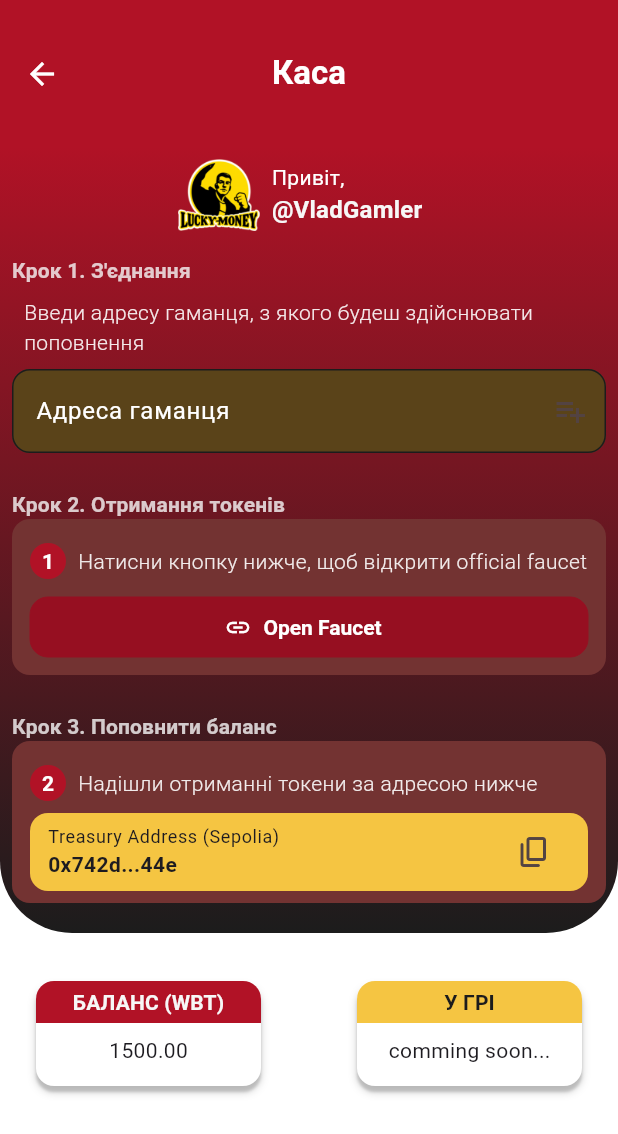
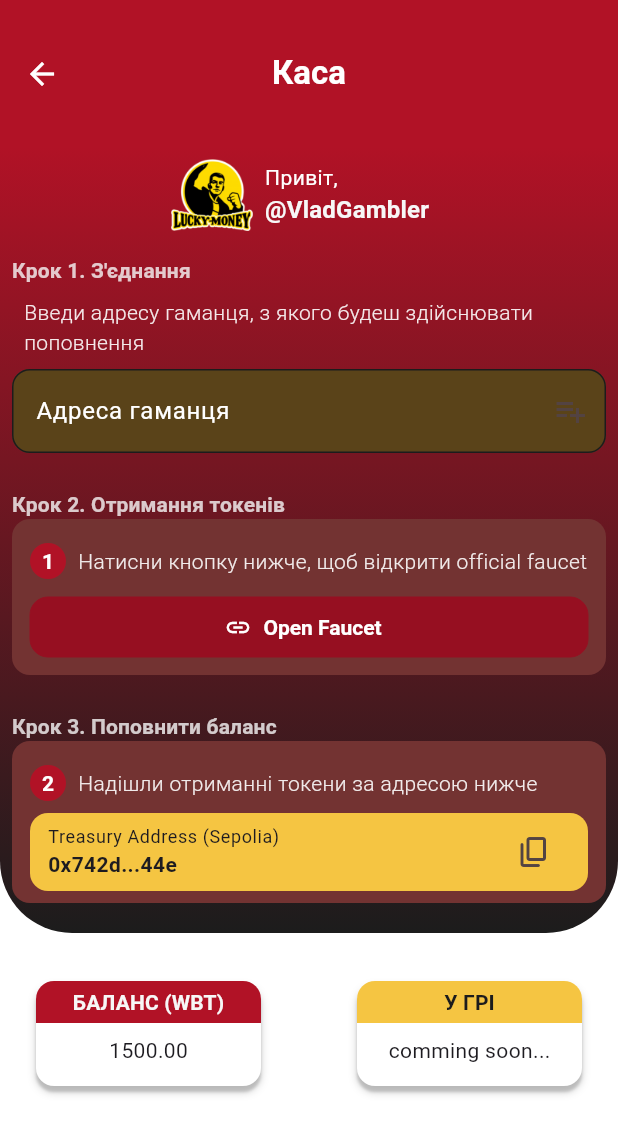
Before and after one commit to Vladus27/lucky-money-game, a Flutter app: the WalletScreen screen opened by its route, on a phone screen of 412 x 824 dp. Shown: the top 1134 px of the screen. Run offline on Flutter 3.47's test engine with Material 3 defaults, Android fonts, the phone set to English and light mode, and no system bars; our stand-ins replace animated_bottom_navigation_bar, flutter_riverpod, google_fonts.

Commit message:
import strings constant for all wallet sections

```diff
--- a/lucky_money_app/lib/features/wallet/widgets/wallet_address_input.dart
+++ b/lucky_money_app/lib/features/wallet/widgets/wallet_address_input.dart
@@ -1,7 +1,14 @@
 import 'package:flutter/material.dart';
+import 'package:lucky_money_app/common/constant/wallet_strings.dart';
 
 class WalletAddressInput extends StatefulWidget {
-  const WalletAddressInput({super.key});
+  const WalletAddressInput({
+    super.key,
+    required this.userAddressInputLabel,
+    required this.userAddressInputHint,
+  });
+  final String userAddressInputLabel;
+  final String userAddressInputHint;
 
   @override
   State<WalletAddressInput> createState() => _WalletAddressInputState();
@@ -23,8 +30,8 @@ class _WalletAddressInputState extends State<WalletAddressInput> {
       controller: _walletController,
       style: TextStyle(color: theme.colorScheme.onPrimary),
       decoration: InputDecoration(
-        hintText: 'oxdsf234...',
-        labelText: 'Адреса гаманця',
+        hintText: userAddressInputHint,
+        labelText: userAddressInputLabel,
 
         suffixIcon: IconButton(
           icon: const Icon(Icons.playlist_add_outlined),
--- a/lucky_money_app/lib/features/wallet/widgets/wallet_balance_card.dart
+++ b/lucky_money_app/lib/features/wallet/widgets/wallet_balance_card.dart
@@ -14,6 +14,7 @@ class WalletBalanceCard extends StatelessWidget {
   Widget build(BuildContext context) {
     final theme = Theme.of(context);
     final walletCopy = WalletSectionCopy.of(wallet);
+
     return Padding(
       padding: const EdgeInsets.symmetric(horizontal: 24.0),
       child: Row(
--- a/lucky_money_app/lib/features/wallet/widgets/wallet_faucet_block.dart
+++ b/lucky_money_app/lib/features/wallet/widgets/wallet_faucet_block.dart
@@ -1,7 +1,12 @@
 import 'package:flutter/material.dart';
 
 class WalletFaucetBlock extends StatelessWidget {
-  const WalletFaucetBlock({super.key, required this.openLink});
+  const WalletFaucetBlock({
+    super.key,
+    required this.faucetLabel,
+    required this.openLink,
+  });
+  final String faucetLabel;
   final void Function() openLink;
 
   @override
--- a/lucky_money_app/lib/features/wallet/widgets/wallet_first_step.dart
+++ b/lucky_money_app/lib/features/wallet/widgets/wallet_first_step.dart
@@ -1,4 +1,5 @@
 import 'package:flutter/material.dart';
+import 'package:lucky_money_app/common/models/wallet_section_copy.dart';
 import 'package:lucky_money_app/features/wallet/widgets/wallet_address_input.dart';
 
 class WalletFirstStep extends StatelessWidget {
@@ -6,19 +7,24 @@ class WalletFirstStep extends StatelessWidget {
     super.key,
     required this.stepLabel,
     required this.stepDescription,
+    required this.userAddressInputLabel,
+    required this.userAddressInputHint,
   });
   final String stepLabel;
   final String stepDescription;
+  final String userAddressInputLabel;
+  final String userAddressInputHint;
 
   @override
   Widget build(BuildContext context) {
     final theme = Theme.of(context);
+    final wallet = WalletSectionCopy.step1();
     return Column(
       mainAxisSize: MainAxisSize.min,
       crossAxisAlignment: CrossAxisAlignment.start,
       children: [
         Text(
-          stepLabel,
+          wallet.stepLabel!,
           style: theme.textTheme.labelLarge!.copyWith(
             color: theme.colorScheme.surface.withValues(alpha: .8),
           ),
@@ -33,7 +39,10 @@ class WalletFirstStep extends StatelessWidget {
             ),
           ),
         ),
-        const WalletAddressInput(),
+        WalletAddressInput(
+          userAddressInputHint: userAddressInputHint,
+          userAddressInputLabel: userAddressInputLabel,
+        ),
       ],
     );
   }
--- a/lucky_money_app/lib/features/wallet/widgets/wallet_step_section.dart
+++ b/lucky_money_app/lib/features/wallet/widgets/wallet_step_section.dart
@@ -1,4 +1,5 @@
 import 'package:flutter/material.dart';
+import 'package:lucky_money_app/common/models/wallet_section_copy.dart';
 
 import 'package:lucky_money_app/features/wallet/widgets/wallet_card_step.dart';
 import 'package:lucky_money_app/features/wallet/widgets/wallet_faucet_block.dart';
@@ -10,26 +11,36 @@ class WalletStepSection extends StatelessWidget {
 
   @override
   Widget build(BuildContext context) {
+    final walletStep1 = WalletSectionCopy.step1();
+    final walletStep2 = WalletSectionCopy.step2();
+    final walletStep3 = WalletSectionCopy.step3();
     return Column(
       children: [
-        const WalletFirstStep(
-          stepLabel: "Крок 1. З'єднання",
-          stepDescription:
-              "Введи адресу гаманця, з якого будеш здійснювати поповнення",
+        WalletFirstStep(
+          stepLabel: walletStep1.stepLabel!,
+          stepDescription: walletStep1.stepDescription!,
+          userAddressInputLabel: walletStep1.userAddressInputLabel!,
+          userAddressInputHint: walletStep1.userAddressInputHint!,
         ),
         const SizedBox(height: 24),
         WalletStepCard(
-          stepNum: '1',
-          stepLabel: 'Крок 2. Отримання токенів',
-          stepDescription: 'Натисни кнопку нижче, щоб відкрити official faucet',
-          stepContent: WalletFaucetBlock(openLink: () {}),
+          stepNum: walletStep2.stepNum!,
+          stepLabel: walletStep2.stepLabel!,
+          stepDescription: walletStep2.stepDescription!,
+          stepContent: WalletFaucetBlock(
+            faucetLabel: walletStep2.faucetLabel!,
+            openLink: () {},
+          ),
         ),
         const SizedBox(height: 24),
-        const WalletStepCard(
-          stepNum: '2',
-          stepLabel: 'Крок 3. Поповнити баланс',
-          stepDescription: 'Надішли отриманні токени за адресою нижче',
-          stepContent: WalletTreasuryBlock(),
+        WalletStepCard(
+          stepNum: walletStep3.stepNum!,
+          stepLabel: walletStep3.stepLabel!,
+          stepDescription: walletStep3.stepDescription!,
+          stepContent: WalletTreasuryBlock(
+            treasuryLabel: walletStep3.treasuryLabel!,
+            treasuryAddress: walletStep3.treasuryAddress!,
+          ),
         ),
         const SizedBox(height: 12),
       ],
--- a/lucky_money_app/lib/features/wallet/widgets/wallet_treasury_block.dart
+++ b/lucky_money_app/lib/features/wallet/widgets/wallet_treasury_block.dart
@@ -1,7 +1,13 @@
 import 'package:flutter/material.dart';
 
 class WalletTreasuryBlock extends StatelessWidget {
-  const WalletTreasuryBlock({super.key});
+  const WalletTreasuryBlock({
+    super.key,
+    required this.treasuryLabel,
+    required this.treasuryAddress,
+  });
+  final String treasuryLabel;
+  final String treasuryAddress;
 
   @override
   Widget build(BuildContext context) {
@@ -19,12 +25,9 @@ class WalletTreasuryBlock extends StatelessWidget {
             Column(
               crossAxisAlignment: CrossAxisAlignment.start,
               children: [
+                Text(treasuryLabel, style: theme.textTheme.bodySmall),
                 Text(
-                  'Treasury Address (Sepolia)',
-                  style: theme.textTheme.bodySmall,
-                ),
-                Text(
-                  '0x742d...44e',
+                  treasuryAddress,
                   style: theme.textTheme.bodyMedium!.copyWith(
                     fontWeight: FontWeight.bold,
                   ),
--- a/lucky_money_app/lib/features/wallet/widgets/wallet_user_header.dart
+++ b/lucky_money_app/lib/features/wallet/widgets/wallet_user_header.dart
@@ -1,5 +1,6 @@
 import 'package:flutter/material.dart';
 import 'package:lucky_money_app/common/constant/image_constants.dart';
+import 'package:lucky_money_app/common/models/wallet_section_copy.dart';
 
 class WalletUserHeader extends StatelessWidget {
   const WalletUserHeader({super.key});
@@ -7,6 +8,7 @@ class WalletUserHeader extends StatelessWidget {
   @override
   Widget build(BuildContext context) {
     final theme = Theme.of(context);
+    final wallet = WalletSectionCopy.start();
     return Padding(
       padding: const EdgeInsets.only(bottom: 16.0),
       child: Row(
@@ -19,9 +21,12 @@ class WalletUserHeader extends StatelessWidget {
             mainAxisSize: MainAxisSize.min,
             crossAxisAlignment: CrossAxisAlignment.start,
             children: [
-              const Text('Привіт,', style: TextStyle(color: Colors.white)),
               Text(
-                '@VladGamler',
+                wallet.helloLabel!,
+                style: const TextStyle(color: Colors.white),
+              ),
+              Text(
+                wallet.username!,
                 style: theme.textTheme.titleMedium!.copyWith(
                   fontWeight: FontWeight.w700,
                   color: theme.colorScheme.surface,
```
